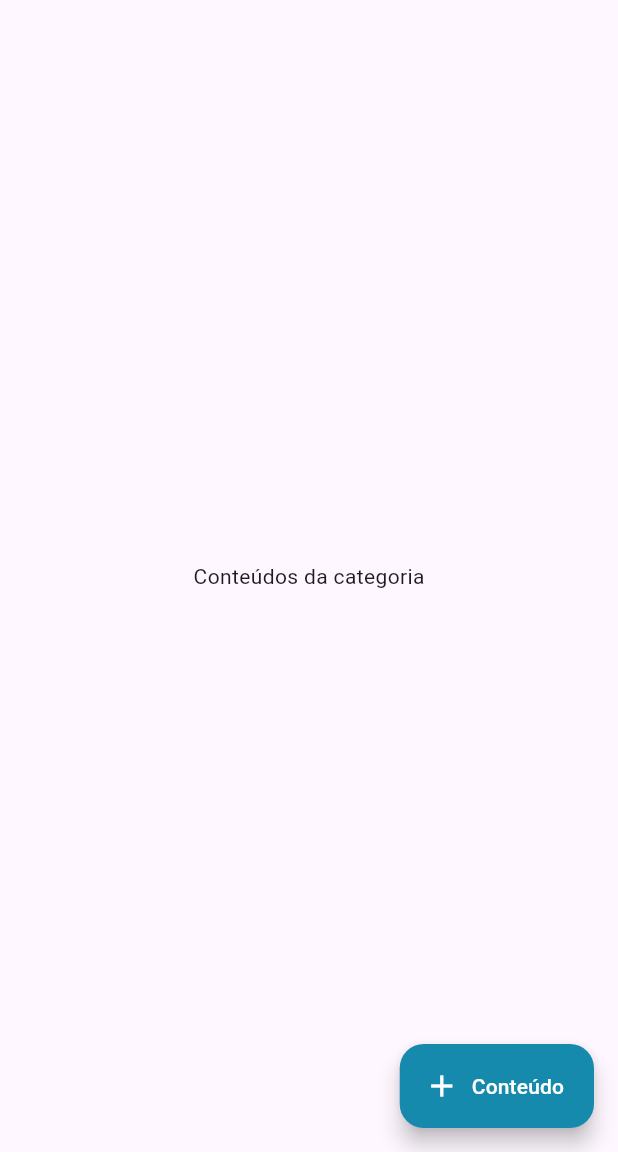
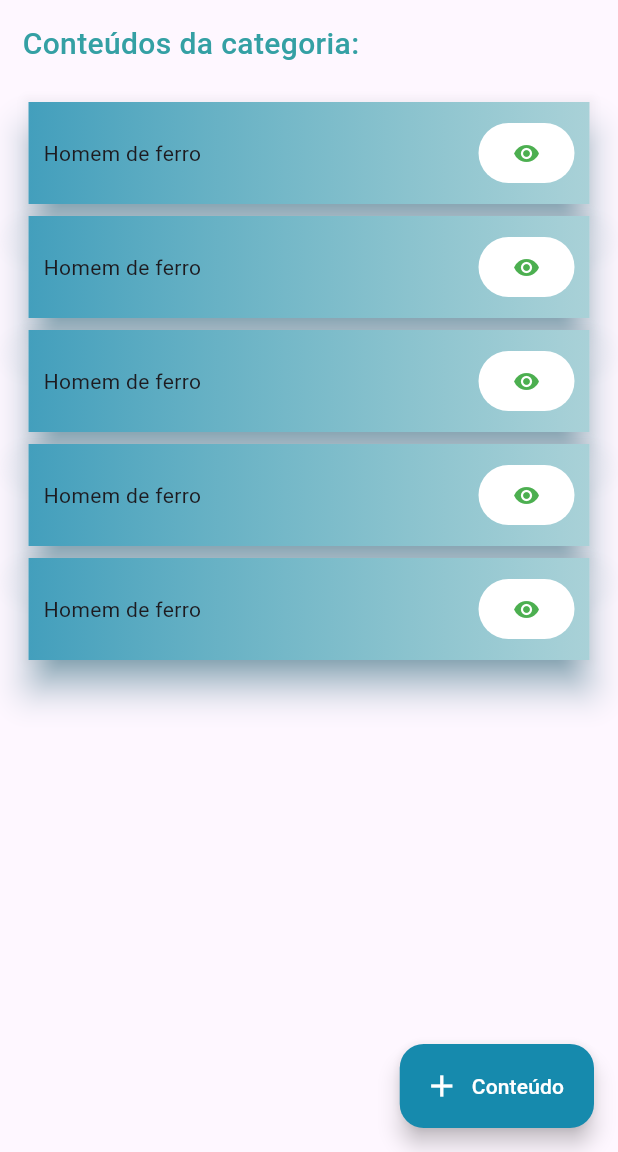
Before and after one commit to alucard93/minha_biblioteca, a Flutter app: the ContentsPage screen opened directly with empty values, on a phone screen of 412 x 824 dp, the part 84-1236 px from its top. Run offline on Flutter 3.47's test engine with Material 3 defaults, Android fonts, the phone set to English and light mode, and no system bars; our stand-ins replace flutter_mobx, get_it, hive, hive_flutter, image_picker, mobx; accounts and stored records are empty; generated files the repository leaves out were written again.

Commit message:
feat: Implement ContentsPage with category display and Dismissible card content

```diff
--- a/lib/pages/contents/contents.page.dart
+++ b/lib/pages/contents/contents.page.dart
@@ -1,7 +1,10 @@
 import 'package:flutter/material.dart';
+import 'package:flutter_mobx/flutter_mobx.dart';
+
 import 'package:minha_biblioteca/colors.dart';
 
 import 'package:minha_biblioteca/model/category.model.dart';
+import 'package:minha_biblioteca/widgets/card_content/card_content.widget.dart';
 
 class ContentsPage extends StatelessWidget {
   final Category category;
@@ -14,7 +17,62 @@ class ContentsPage extends StatelessWidget {
         title: Text("Bem vindo a sua biblioteca"),
         backgroundColor: primaryColor,
       ),
-      body: const Center(child: Text('Conteúdos da categoria')),
+      body: Padding(
+        padding: const EdgeInsets.all(15.0),
+        child: Column(
+          children: [
+            Align(
+              alignment: Alignment.centerLeft,
+              child: Text(
+                'Conteúdos da categoria: ${category.name}',
+                style: TextStyle(
+                  fontSize: 20,
+                  fontWeight: FontWeight.w500,
+                  color: secondaryColor,
+                ),
+              ),
+            ),
+
+            SizedBox(height: 20),
+
+            Expanded(
+              child: Observer(
+                builder: (context) {
+                  return false
+                      ? const Center(child: CircularProgressIndicator())
+                      : ListView.builder(
+                          itemCount: 5,
+                          itemBuilder: (context, index) {
+                            return Dismissible(
+                              key: UniqueKey(),
+                              direction: DismissDirection.endToStart,
+                              confirmDismiss: (direction) async {
+                                return true;
+                              },
+                              background: Center(
+                                child: Container(
+                                  color: Colors.red,
+                                  alignment: Alignment.centerRight,
+                                  padding: const EdgeInsets.symmetric(
+                                    horizontal: 20,
+                                  ),
+                                  child: const Icon(
+                                    Icons.delete,
+                                    color: Colors.white,
+                                  ),
+                                ),
+                              ),
+                              child: CardContent(),
+                            );
+                          },
+                        );
+                },
+              ),
+            ),
+          ],
+        ),
+      ),
+
       floatingActionButton: FloatingActionButton.extended(
         onPressed: () {},
         backgroundColor: primaryColor,
--- /dev/null
+++ b/lib/widgets/card_content/card_content.widget.dart
@@ -0,0 +1,43 @@
+import 'package:flutter/material.dart';
+import 'package:minha_biblioteca/colors.dart';
+
+class CardContent extends StatelessWidget {
+  const CardContent({super.key});
+
+  @override
+  Widget build(BuildContext context) {
+    return Card(
+      shape: RoundedRectangleBorder(borderRadius: BorderRadius.zero),
+      elevation: 10,
+      shadowColor: primaryColor,
+      child: Container(
+        decoration: BoxDecoration(
+          gradient: LinearGradient(
+            colors: [
+              primaryColor.withValues(alpha: 0.8),
+              secondaryColor.withValues(alpha: 0.4),
+            ],
+          ),
+        ),
+        padding: const EdgeInsets.all(10),
+        child: Row(
+          mainAxisAlignment: MainAxisAlignment.spaceBetween,
+          children: [
+            Text("Homem de ferro"),
+            TextButton(
+              style: TextButton.styleFrom(
+                backgroundColor: Colors.white,
+                shape: RoundedRectangleBorder(
+                  borderRadius: BorderRadius.circular(100),
+                ),
+                foregroundColor: primaryColor,
+              ),
+              onPressed: () {},
+              child: Icon(Icons.visibility, color: Colors.green),
+            ),
+          ],
+        ),
+      ),
+    );
+  }
+}
```
